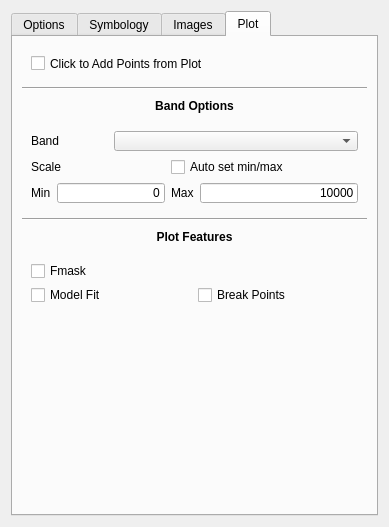
The window that ui/ui_ccdctools.ui (ceholden/TSTools) describes before a commit, drawn with Qt 5.
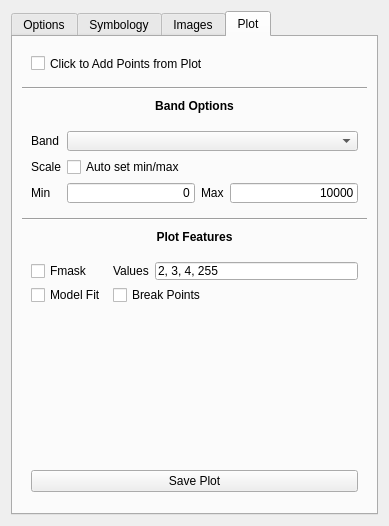
The same window after the commit.

Commit message: Added dialog window & code to allow user to save their time series plots. Minor bug with transparency - if set for output, QGIS plot has transparency until refresh... fix later!

Patch:
```diff
--- a/ui/ui_ccdctools.ui
+++ b/ui/ui_ccdctools.ui
@@ -7,7 +7,7 @@
     <x>0</x>
     <y>0</y>
     <width>389</width>
-    <height>527</height>
+    <height>526</height>
    </rect>
   </property>
   <property name="sizePolicy">
@@ -438,26 +438,6 @@
           </size>
          </property>
          <layout class="QGridLayout" name="gridLayout_3">
-          <item row="4" column="1" colspan="2">
-           <widget class="QLineEdit" name="edit_min">
-            <property name="inputMask">
-             <string/>
-            </property>
-            <property name="text">
-             <string>0</string>
-            </property>
-            <property name="alignment">
-             <set>Qt::AlignRight|Qt::AlignTrailing|Qt::AlignVCenter</set>
-            </property>
-           </widget>
-          </item>
-          <item row="2" column="0" colspan="3">
-           <widget class="QLabel" name="lab_scale">
-            <property name="text">
-             <string>Scale</string>
-            </property>
-           </widget>
-          </item>
           <item row="4" column="3">
            <widget class="QLabel" name="lab_max">
             <property name="text">
@@ -465,12 +445,8 @@
             </property>
            </widget>
           </item>
-          <item row="2" column="3" colspan="2">
-           <widget class="QCheckBox" name="cbox_scale">
-            <property name="text">
-             <string>Auto set min/max</string>
-            </property>
-           </widget>
+          <item row="1" column="2" colspan="3">
+           <widget class="QComboBox" name="combox_band"/>
           </item>
           <item row="4" column="0">
            <widget class="QLabel" name="lab_min">
@@ -479,19 +455,6 @@
             </property>
            </widget>
           </item>
-          <item row="4" column="4">
-           <widget class="QLineEdit" name="edit_max">
-            <property name="inputMask">
-             <string/>
-            </property>
-            <property name="text">
-             <string>10000</string>
-            </property>
-            <property name="alignment">
-             <set>Qt::AlignRight|Qt::AlignTrailing|Qt::AlignVCenter</set>
-            </property>
-           </widget>
-          </item>
           <item row="1" column="0" colspan="2">
            <widget class="QLabel" name="lab_band">
             <property name="text">
@@ -499,8 +462,45 @@
             </property>
            </widget>
           </item>
-          <item row="1" column="2" colspan="3">
-           <widget class="QComboBox" name="combox_band"/>
+          <item row="4" column="4">
+           <widget class="QLineEdit" name="edit_max">
+            <property name="inputMask">
+             <string/>
+            </property>
+            <property name="text">
+             <string>10000</string>
+            </property>
+            <property name="alignment">
+             <set>Qt::AlignRight|Qt::AlignTrailing|Qt::AlignVCenter</set>
+            </property>
+           </widget>
+          </item>
+          <item row="2" column="0" colspan="2">
+           <widget class="QLabel" name="lab_scale">
+            <property name="text">
+             <string>Scale</string>
+            </property>
+           </widget>
+          </item>
+          <item row="2" column="2" colspan="3">
+           <widget class="QCheckBox" name="cbox_scale">
+            <property name="text">
+             <string>Auto set min/max</string>
+            </property>
+           </widget>
+          </item>
+          <item row="4" column="2">
+           <widget class="QLineEdit" name="edit_min">
+            <property name="inputMask">
+             <string/>
+            </property>
+            <property name="text">
+             <string>0</string>
+            </property>
+            <property name="alignment">
+             <set>Qt::AlignRight|Qt::AlignTrailing|Qt::AlignVCenter</set>
+            </property>
+           </widget>
           </item>
          </layout>
         </widget>
@@ -551,7 +551,21 @@
             </property>
            </widget>
           </item>
-          <item row="1" column="1">
+          <item row="0" column="2">
+           <widget class="QLineEdit" name="lineEdit">
+            <property name="text">
+             <string>2, 3, 4, 255</string>
+            </property>
+           </widget>
+          </item>
+          <item row="0" column="1">
+           <widget class="QLabel" name="label_3">
+            <property name="text">
+             <string>Values</string>
+            </property>
+           </widget>
+          </item>
+          <item row="1" column="1" colspan="2">
            <widget class="QCheckBox" name="cbox_breakpoint">
             <property name="text">
              <string>Break Points</string>
@@ -564,6 +578,25 @@
        <item>
         <widget class="QWidget" name="widget_6" native="true"/>
        </item>
+       <item>
+        <widget class="QWidget" name="widget_9" native="true">
+         <property name="maximumSize">
+          <size>
+           <width>16777215</width>
+           <height>45</height>
+          </size>
+         </property>
+         <layout class="QVBoxLayout" name="verticalLayout_5">
+          <item>
+           <widget class="QPushButton" name="but_plot_save">
+            <property name="text">
+             <string>Save Plot</string>
+            </property>
+           </widget>
+          </item>
+         </layout>
+        </widget>
+       </item>
       </layout>
      </widget>
     </widget>
```
The commit also changes 6 other files.
